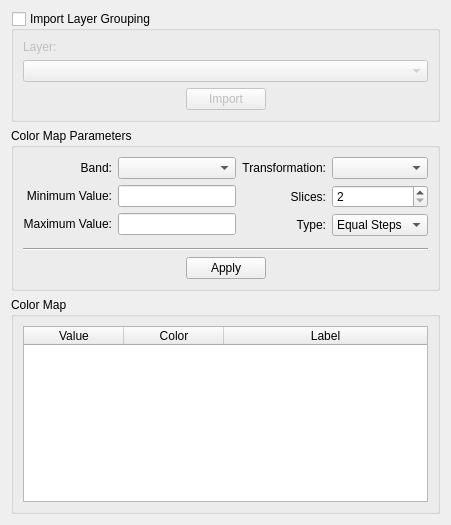
Old version of the form src/terralib/qt/widgets/se/ui/ColorMapWidgetForm.ui in the repository claudiobogossian/terralib5.
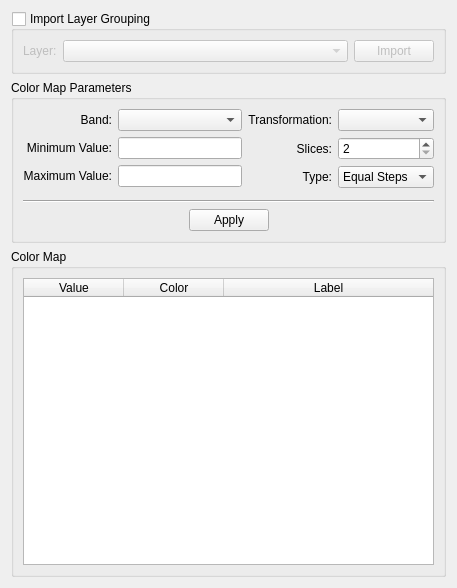
New version of the form.

Commit message: Created a new se visitor (SymbolizerColorFinder) used to find a color given a symbolizer, refs #693.

Diff of the .ui file:
```diff
--- a/src/terralib/qt/widgets/se/ui/ColorMapWidgetForm.ui
+++ b/src/terralib/qt/widgets/se/ui/ColorMapWidgetForm.ui
@@ -6,17 +6,17 @@
    <rect>
     <x>0</x>
     <y>0</y>
-    <width>451</width>
-    <height>525</height>
+    <width>457</width>
+    <height>588</height>
    </rect>
   </property>
   <property name="windowTitle">
    <string>Color Map</string>
   </property>
-  <layout class="QGridLayout" name="gridLayout_14">
+  <layout class="QGridLayout" name="gridLayout_17">
    <item row="0" column="0">
-    <layout class="QVBoxLayout" name="verticalLayout">
-     <item>
+    <layout class="QGridLayout" name="gridLayout_16">
+     <item row="0" column="0">
       <widget class="QGroupBox" name="m_importGroupBox">
        <property name="title">
         <string>Import Layer Grouping</string>
@@ -29,60 +29,37 @@
        </property>
        <layout class="QGridLayout" name="gridLayout_15">
         <item row="0" column="0">
-         <layout class="QVBoxLayout" name="verticalLayout_2">
-          <item>
+         <layout class="QGridLayout" name="gridLayout_14">
+          <item row="0" column="0">
            <widget class="QLabel" name="label_7">
             <property name="text">
              <string>Layer:</string>
             </property>
            </widget>
           </item>
-          <item>
-           <widget class="QComboBox" name="m_layersComboBox"/>
+          <item row="0" column="1">
+           <widget class="QComboBox" name="m_layersComboBox">
+            <property name="sizePolicy">
+             <sizepolicy hsizetype="MinimumExpanding" vsizetype="Fixed">
+              <horstretch>0</horstretch>
+              <verstretch>0</verstretch>
+             </sizepolicy>
+            </property>
+           </widget>
           </item>
-          <item>
-           <layout class="QHBoxLayout" name="horizontalLayout">
-            <item>
-             <spacer name="horizontalSpacer_4">
-              <property name="orientation">
-               <enum>Qt::Horizontal</enum>
-              </property>
-              <property name="sizeHint" stdset="0">
-               <size>
-                <width>40</width>
-                <height>20</height>
-               </size>
-              </property>
-             </spacer>
-            </item>
-            <item>
-             <widget class="QPushButton" name="m_importPushButton">
-              <property name="text">
-               <string>Import</string>
-              </property>
-             </widget>
-            </item>
-            <item>
-             <spacer name="horizontalSpacer_5">
-              <property name="orientation">
-               <enum>Qt::Horizontal</enum>
-              </property>
-              <property name="sizeHint" stdset="0">
-               <size>
-                <width>40</width>
-                <height>20</height>
-               </size>
-              </property>
-             </spacer>
-            </item>
-           </layout>
+          <item row="0" column="2">
+           <widget class="QPushButton" name="m_importPushButton">
+            <property name="text">
+             <string>Import</string>
+            </property>
+           </widget>
           </item>
          </layout>
         </item>
        </layout>
       </widget>
      </item>
-     <item>
+     <item row="1" column="0">
       <widget class="QGroupBox" name="m_groupBox">
        <property name="title">
         <string>Color Map Parameters</string>
@@ -303,7 +280,7 @@
        </layout>
       </widget>
      </item>
-     <item>
+     <item row="2" column="0">
       <widget class="QGroupBox" name="groupBox">
        <property name="title">
         <string>Color Map</string>
```
The commit also changes 7 other files.
